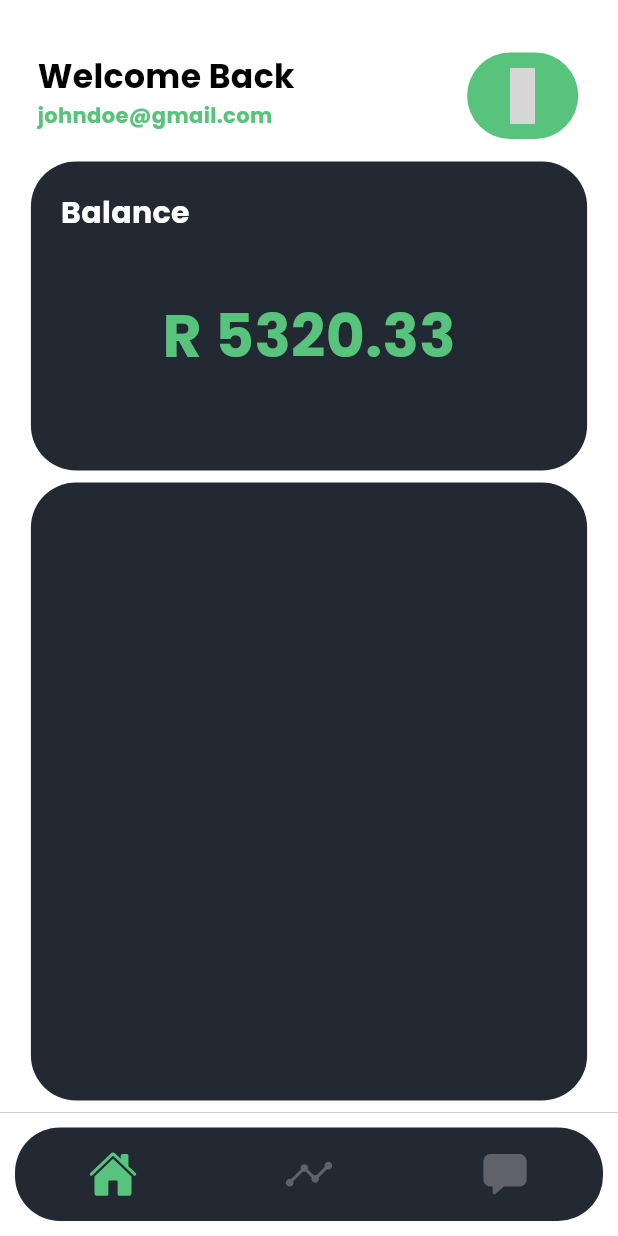
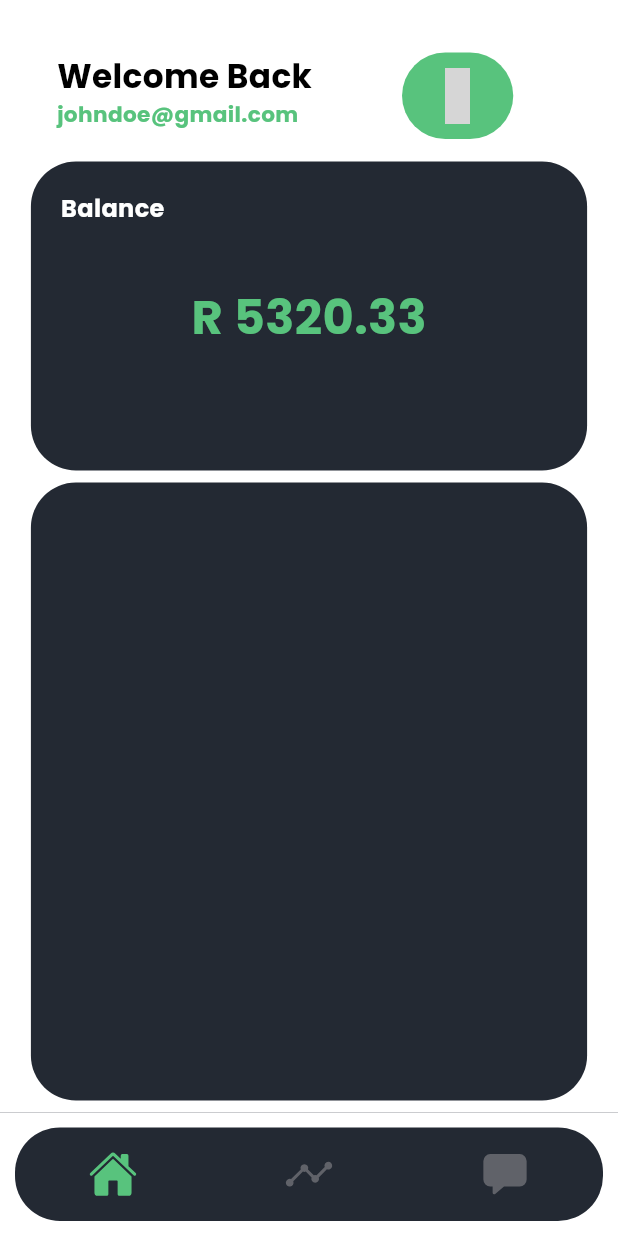
Before and after one commit to Tylikestocode/FinBro, a Flutter app: the screen it shows after launch, after a tap on "Continue", on a phone screen of 412 x 824 dp. Run offline on Flutter 3.47's test engine with Material 3 defaults, Android fonts, the light colour scheme and no system bars; our stand-ins replace google_fonts, icons_plus, ionicons, unicons; missing offline and left inert: page_animation_transition; grey boxes are pictures that could not be loaded.

Commit message:
UI Size changes

```diff
--- a/finbro/lib/components/input_ouput.dart
+++ b/finbro/lib/components/input_ouput.dart
@@ -26,7 +26,7 @@ class _FinBroTextFieldState extends State<FinBroTextField> {
   Widget build(BuildContext context) {
     return Container(
       width: widget.screenWidth * 0.85,
-      height: widget.screenHeight * 0.08,
+      height: widget.screenHeight * 0.075,
       decoration: BoxDecoration(
           color: third,
           borderRadius: BorderRadius.circular(25),
--- a/finbro/lib/components/main_components.dart
+++ b/finbro/lib/components/main_components.dart
@@ -8,7 +8,8 @@ class BalanceCard extends StatefulWidget {
   final double screenWidth;
   final double screenHeight;
 
-  BalanceCard({Key? key, required this.screenWidth, required this.screenHeight})
+  const BalanceCard(
+      {Key? key, required this.screenWidth, required this.screenHeight})
       : super(key: key);
 
   @override
@@ -31,7 +32,7 @@ class _BalanceCardState extends State<BalanceCard> {
                     textStyle: TextStyle(
                         color: Colors.white,
                         fontWeight: FontWeight.bold,
-                        fontSize: 20))),
+                        fontSize: 16))),
           ),
           Padding(
             padding: const EdgeInsets.symmetric(vertical: 18),
@@ -42,7 +43,7 @@ class _BalanceCardState extends State<BalanceCard> {
                       textStyle: TextStyle(
                           color: primary,
                           fontWeight: FontWeight.bold,
-                          fontSize: 40))),
+                          fontSize: 32))),
             ),
           )
         ]));
--- a/finbro/lib/pages/home_page.dart
+++ b/finbro/lib/pages/home_page.dart
@@ -32,8 +32,9 @@ class _HomePageState extends State<HomePage> {
         SizedBox(height: 15),
         // Welcome Back Text and Profile Icon
         Padding(
-          padding: const EdgeInsets.symmetric(horizontal: 25, vertical: 5),
+          padding: const EdgeInsets.symmetric(horizontal: 5, vertical: 5),
           child: Row(children: [
+            SizedBox(width: screenWidth * 0.08),
             Column(
               crossAxisAlignment: CrossAxisAlignment.start,
               children: [
@@ -42,13 +43,13 @@ class _HomePageState extends State<HomePage> {
                         textStyle: TextStyle(
                             color: Colors.black,
                             fontWeight: FontWeight.bold,
-                            fontSize: 22))),
+                            fontSize: screenWidth * 0.053))),
                 Text("johndoe@gmail.com",
                     style: GoogleFonts.poppins(
                         textStyle: TextStyle(
                             color: primary,
                             fontWeight: FontWeight.bold,
-                            fontSize: 14))),
+                            fontSize: screenWidth * 0.035))),
               ],
             ),
             Padding(
@@ -62,7 +63,7 @@ class _HomePageState extends State<HomePage> {
                           pageAnimationType: RightToLeftTransition()));
                 },
                 child: Padding(
-                  padding: const EdgeInsets.only(left: 115, top: 5),
+                  padding: const EdgeInsets.only(left: 60, top: 5),
                   child: Container(
                       width: screenWidth * 0.18,
                       height: screenHeight * 0.07,
--- a/finbro/lib/styles/color_scheme.dart
+++ b/finbro/lib/styles/color_scheme.dart
@@ -7,3 +7,4 @@ const Color outline = Color.fromRGBO(64, 70, 89, 1);
 const Color primarySecond = Color.fromRGBO(158, 122, 255, 1);
 const Color primaryHalf = Color.fromRGBO(157, 122, 255, 0.5);
 const Color iconColor = Color.fromRGBO(96, 98, 105, 1);
+const Color secondaryTwo = Color.fromRGBO(17, 20, 25, 1);
```
